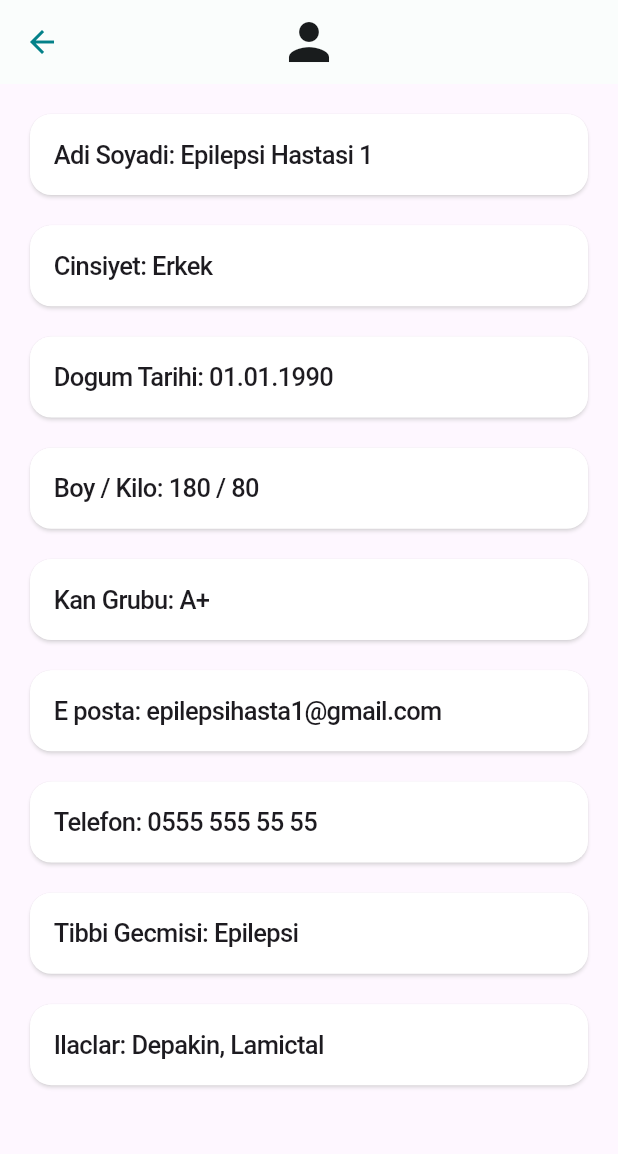
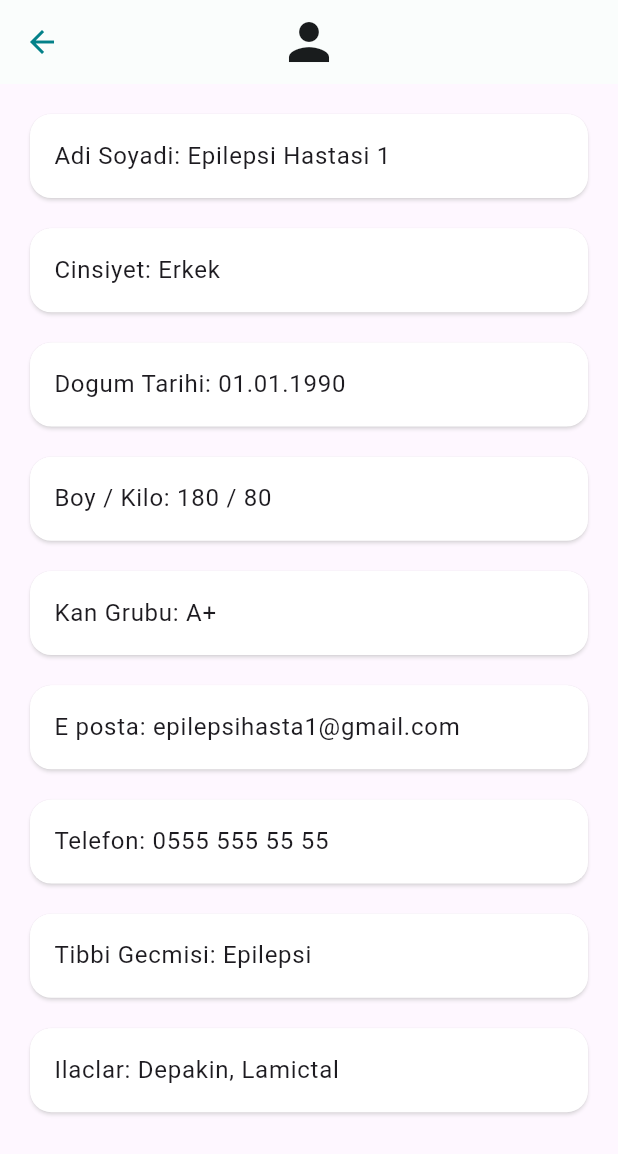
Before and after one commit to oguzcc/hasta_takip, a Flutter app: the PatientInfo screen opened directly, on a phone screen of 412 x 824 dp. Shown: the top 1154 px of the screen. Run offline on Flutter 3.47's test engine with Material 3 defaults, Android fonts, the phone set to English and light mode, and no system bars; our stand-ins replace audioplayers, bloc, camera, connectivity_plus, dio, easy_localization and 21 more; missing offline and left inert: flutter_pdfview, flutter_sms; accounts and stored records are empty; Roboto replaces fonts that are missing (SF Pro Text).

Commit message:
Add new screen for patient info 2

```diff
--- a/lib/feature/home/patient_info.dart
+++ b/lib/feature/home/patient_info.dart
@@ -83,6 +83,13 @@ class _ProfileBottom extends StatelessWidget {
       children: [
         _ProfileSection(
           profileTiles: [
+            _ProfileTile(
+              prefixIcon: Icons.person_outline_outlined,
+              title: 'Hasta Bilgileri',
+              onTap: () {
+                context.pushNamed(Screens.patientInfo2.name);
+              },
+            ),
             _ProfileTile(
               prefixIcon: Icons.notification_important_outlined,
               title: 'Bildirimler',
@@ -192,61 +199,3 @@ class _ProfileTile extends StatelessWidget {
     );
   }
 }
-
-class PatientInfo extends StatelessWidget {
-  const PatientInfo({super.key});
-
-  @override
-  Widget build(BuildContext context) {
-    return Scaffold(
-      appBar: AppBar(
-        title: const Icon(Icons.person, size: 40),
-      ),
-      body: Padding(
-        padding: const EdgeInsets.all(16.0),
-        child: SingleChildScrollView(
-          physics: const BouncingScrollPhysics(),
-          child: SafeArea(
-            child: Column(
-              crossAxisAlignment: CrossAxisAlignment.stretch,
-              children: [
-                const _PatientInfoTile('Adi Soyadi: Epilepsi Hastasi 1'),
-                Gap.verSM,
-                const _PatientInfoTile('Cinsiyet: Erkek'),
-                Gap.verSM,
-                const _PatientInfoTile('Dogum Tarihi: 01.01.1990'),
-                Gap.verSM,
-                const _PatientInfoTile('Boy / Kilo: 180 / 80'),
-                Gap.verSM,
-                const _PatientInfoTile('Kan Grubu: A+'),
-                Gap.verSM,
-                const _PatientInfoTile('E posta: epilepsihasta1@gmail.com'),
-                Gap.verSM,
-                const _PatientInfoTile('Telefon: 0555 555 55 55'),
-                Gap.verSM,
-                const _PatientInfoTile('Tibbi Gecmisi: Epilepsi'),
-                Gap.verSM,
-                const _PatientInfoTile('Ilaclar: Depakin, Lamictal'),
-              ],
-            ),
-          ),
-        ),
-      ),
-    );
-  }
-}
-
-class _PatientInfoTile extends StatelessWidget {
-  const _PatientInfoTile(this.title);
-
-  final String title;
-
-  @override
-  Widget build(BuildContext context) {
-    return Card(
-        child: Padding(
-      padding: const EdgeInsets.all(16.0),
-      child: Text(title, style: context.textTheme.headlineMedium),
-    ));
-  }
-}
--- /dev/null
+++ b/lib/feature/home/patient_info_2.dart
@@ -0,0 +1,61 @@
+import 'package:flutter/material.dart';
+import 'package:hasta_takip/core/util/extension/context_ext.dart';
+import 'package:hasta_takip/ui_kit/style/gap.dart';
+
+class PatientInfo extends StatelessWidget {
+  const PatientInfo({super.key});
+
+  @override
+  Widget build(BuildContext context) {
+    return Scaffold(
+      appBar: AppBar(
+        title: const Icon(Icons.person, size: 40),
+      ),
+      body: Padding(
+        padding: const EdgeInsets.all(16.0),
+        child: SingleChildScrollView(
+          physics: const BouncingScrollPhysics(),
+          child: SafeArea(
+            child: Column(
+              crossAxisAlignment: CrossAxisAlignment.stretch,
+              children: [
+                const _PatientInfoTile('Adi Soyadi: Epilepsi Hastasi 1'),
+                Gap.verSM,
+                const _PatientInfoTile('Cinsiyet: Erkek'),
+                Gap.verSM,
+                const _PatientInfoTile('Dogum Tarihi: 01.01.1990'),
+                Gap.verSM,
+                const _PatientInfoTile('Boy / Kilo: 180 / 80'),
+                Gap.verSM,
+                const _PatientInfoTile('Kan Grubu: A+'),
+                Gap.verSM,
+                const _PatientInfoTile('E posta: epilepsihasta1@gmail.com'),
+                Gap.verSM,
+                const _PatientInfoTile('Telefon: 0555 555 55 55'),
+                Gap.verSM,
+                const _PatientInfoTile('Tibbi Gecmisi: Epilepsi'),
+                Gap.verSM,
+                const _PatientInfoTile('Ilaclar: Depakin, Lamictal'),
+              ],
+            ),
+          ),
+        ),
+      ),
+    );
+  }
+}
+
+class _PatientInfoTile extends StatelessWidget {
+  const _PatientInfoTile(this.title);
+
+  final String title;
+
+  @override
+  Widget build(BuildContext context) {
+    return Card(
+        child: Padding(
+      padding: const EdgeInsets.all(16.0),
+      child: Text(title, style: context.text.bodyLarge),
+    ));
+  }
+}
--- a/lib/router/router.dart
+++ b/lib/router/router.dart
@@ -11,6 +11,7 @@ import 'package:hasta_takip/feature/home/dusme.dart';
 import 'package:hasta_takip/feature/home/freq_asked_quest%C4%B1ons.dart';
 import 'package:hasta_takip/feature/home/home_page.dart';
 import 'package:hasta_takip/feature/home/patient_info.dart';
+import 'package:hasta_takip/feature/home/patient_info_2.dart';
 import 'package:hasta_takip/feature/home/reminder_page.dart';
 import 'package:hasta_takip/feature/home/sara2.dart';
 import 'package:hasta_takip/feature/home/seizure_record_page.dart';
@@ -176,6 +177,12 @@ final goRouter = GoRouter(
                     name: Screens.chat.name,
                     builder: (context, state) => const ChatPage(),
                   ),
+                  GoRoute(
+                    parentNavigatorKey: rootNavigatorKey,
+                    path: Screens.patientInfo2.path,
+                    name: Screens.patientInfo2.name,
+                    builder: (context, state) => const PatientInfo(),
+                  ),
                 ]),
           ],
         ),
--- a/lib/router/screens.dart
+++ b/lib/router/screens.dart
@@ -6,6 +6,7 @@ enum Screens {
   //home
   home('/home', 'Home'),
   patientInfo('/patientInfo', 'PatientInfo'),
+  patientInfo2('patientInfo2', 'PatientInfo2'),
   reminders('/reminders', 'Reminders'),
   socialNetwork('/socialNetwork', 'SocialNetwork'),
   chat('chat', 'Chat'),
```
